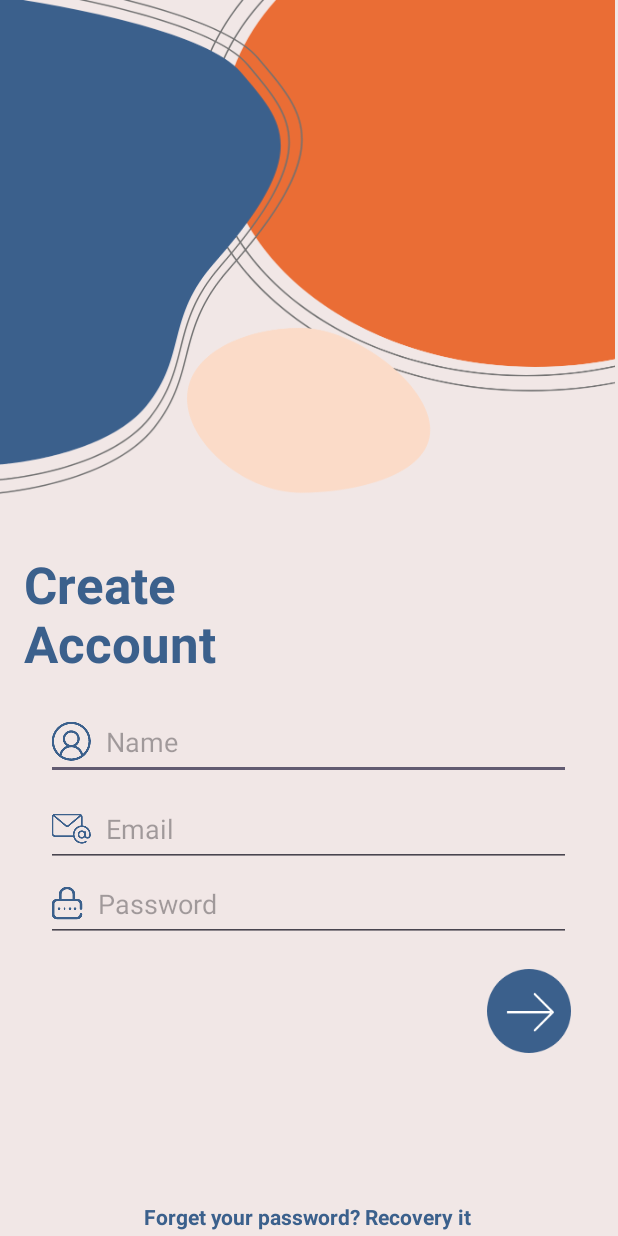
After one commit to phamdanhhuong/giao_dien_login_signup, an Android app: the RegisterActivity screen opened directly, with no data from a screen before it, on a phone screen of 412 x 824 dp. The commit adds this screen. Run offline under Robolectric (Android 15) with nearby library versions, the phone set to English and light mode, and no system bars.

Commit message:
Thêm trang đăng ký

```diff
--- a/app/src/main/AndroidManifest.xml
+++ b/app/src/main/AndroidManifest.xml
@@ -21,6 +21,9 @@
                 <category android:name="android.intent.category.LAUNCHER" />
             </intent-filter>
         </activity>
+        <activity android:name=".RegisterActivity">
+
+        </activity>
     </application>
 
 </manifest>
--- a/app/src/main/java/com/example/giao_dien_login_signup/MainActivity.java
+++ b/app/src/main/java/com/example/giao_dien_login_signup/MainActivity.java
@@ -1,6 +1,9 @@
 package com.example.giao_dien_login_signup;
 
+import android.content.Intent;
 import android.os.Bundle;
+import android.view.View;
+import android.widget.TextView;
 
 import androidx.activity.EdgeToEdge;
 import androidx.appcompat.app.AppCompatActivity;
@@ -20,5 +23,13 @@ public class MainActivity extends AppCompatActivity {
             v.setPadding(systemBars.left, systemBars.top, systemBars.right, systemBars.bottom);
             return insets;
         });
+        TextView register = findViewById(R.id.register);
+        register.setOnClickListener(new View.OnClickListener() {
+            @Override
+            public void onClick(View v) {
+                Intent intent = new Intent(MainActivity.this, RegisterActivity.class);
+                startActivity(intent);
+            }
+        });
     }
 }
--- /dev/null
+++ b/app/src/main/java/com/example/giao_dien_login_signup/RegisterActivity.java
@@ -0,0 +1,14 @@
+package com.example.giao_dien_login_signup;
+
+import android.os.Bundle;
+
+import androidx.annotation.Nullable;
+import androidx.appcompat.app.AppCompatActivity;
+
+public class RegisterActivity extends AppCompatActivity {
+    @Override
+    protected void onCreate(Bundle savedInstanceState) {
+        super.onCreate(savedInstanceState);
+        setContentView(R.layout.register_page);
+    }
+}
--- a/app/src/main/res/layout/activity_main.xml
+++ b/app/src/main/res/layout/activity_main.xml
@@ -116,7 +116,7 @@
         app:layout_constraintVertical_bias="0.268" />
 
     <TextView
-        android:id="@+id/textView4"
+        android:id="@+id/register"
         android:layout_width="wrap_content"
         android:layout_height="wrap_content"
         android:text="Are you new user? Register"
@@ -127,7 +127,9 @@
         app:layout_constraintHorizontal_bias="0.497"
         app:layout_constraintStart_toStartOf="parent"
         app:layout_constraintTop_toBottomOf="@+id/textView2"
-        app:layout_constraintVertical_bias="0.829" />
+        app:layout_constraintVertical_bias="0.829"
+        android:clickable="true"
+        android:focusable="true"/>
 
 
 </androidx.constraintlayout.widget.ConstraintLayout>
--- /dev/null
+++ b/app/src/main/res/layout/register_page.xml
@@ -0,0 +1,110 @@
+<?xml version="1.0" encoding="utf-8"?>
+<androidx.constraintlayout.widget.ConstraintLayout xmlns:android="http://schemas.android.com/apk/res/android"
+    xmlns:app="http://schemas.android.com/apk/res-auto"
+    xmlns:tools="http://schemas.android.com/tools"
+    android:layout_width="match_parent"
+    android:layout_height="match_parent"
+    android:background="#f1e7e6"
+    tools:layout_editor_absoluteX="0dp"
+    tools:layout_editor_absoluteY="12dp">
+
+    <TextView
+        android:id="@+id/textView5"
+        android:layout_width="210dp"
+        android:layout_height="91dp"
+        android:text="Create \nAccount"
+        android:textColor="#3b608c"
+        android:textSize="34sp"
+        android:textStyle="bold"
+        app:layout_constraintBottom_toBottomOf="parent"
+        app:layout_constraintEnd_toEndOf="parent"
+        app:layout_constraintHorizontal_bias="0.079"
+        app:layout_constraintStart_toStartOf="parent"
+        app:layout_constraintTop_toTopOf="parent" />
+
+    <EditText
+        android:id="@+id/editTextTextEmailAddress2"
+        android:layout_width="350dp"
+        android:layout_height="50dp"
+        android:layout_marginTop="12dp"
+        android:drawableStart="@drawable/name"
+        android:drawablePadding="10dp"
+        android:ems="10"
+        android:hint="Name"
+        android:inputType="textEmailAddress"
+        app:layout_constraintEnd_toEndOf="parent"
+        app:layout_constraintHorizontal_bias="0.491"
+        app:layout_constraintStart_toStartOf="parent"
+        app:layout_constraintTop_toBottomOf="@+id/textView5" />
+
+    <EditText
+        android:id="@+id/editTextTextEmailAddress3"
+        android:layout_width="350dp"
+        android:layout_height="50dp"
+        android:layout_marginTop="8dp"
+        android:drawableStart="@drawable/email"
+        android:drawablePadding="10dp"
+        android:ems="10"
+        android:hint="Email"
+        android:inputType="textEmailAddress"
+        app:layout_constraintEnd_toEndOf="parent"
+        app:layout_constraintHorizontal_bias="0.491"
+        app:layout_constraintStart_toStartOf="parent"
+        app:layout_constraintTop_toBottomOf="@+id/editTextTextEmailAddress2" />
+
+    <EditText
+        android:id="@+id/editTextTextPassword2"
+        android:layout_width="350dp"
+        android:layout_height="50dp"
+        android:drawableStart="@drawable/password"
+        android:drawablePadding="10dp"
+        android:ems="10"
+        android:hint="Password"
+        android:inputType="textPassword"
+        app:layout_constraintBottom_toBottomOf="parent"
+        app:layout_constraintEnd_toEndOf="parent"
+        app:layout_constraintHorizontal_bias="0.491"
+        app:layout_constraintStart_toStartOf="parent"
+        app:layout_constraintTop_toBottomOf="@+id/editTextTextEmailAddress3"
+        app:layout_constraintVertical_bias="0.0" />
+
+    <ImageButton
+        android:id="@+id/imageButton"
+        android:layout_width="56dp"
+        android:layout_height="56dp"
+        android:background="#00FFFFFF"
+        android:contentDescription="Login"
+        android:scaleType="fitCenter"
+        app:layout_constraintBottom_toBottomOf="parent"
+        app:layout_constraintEnd_toEndOf="parent"
+        app:layout_constraintHorizontal_bias="0.912"
+        app:layout_constraintStart_toStartOf="parent"
+        app:layout_constraintTop_toBottomOf="@+id/editTextTextPassword2"
+        app:layout_constraintVertical_bias="0.127"
+        app:srcCompat="@drawable/btn_arrow2" />
+
+    <TextView
+        android:id="@+id/textView6"
+        android:layout_width="wrap_content"
+        android:layout_height="wrap_content"
+        android:text="Forget your password? Recovery it"
+        android:textColor="#3b608c"
+        android:textStyle="bold"
+        app:layout_constraintBottom_toBottomOf="parent"
+        app:layout_constraintEnd_toEndOf="parent"
+        app:layout_constraintHorizontal_bias="0.497"
+        app:layout_constraintStart_toStartOf="parent"
+        app:layout_constraintTop_toBottomOf="@+id/editTextTextPassword2"
+        app:layout_constraintVertical_bias="0.981" />
+
+    <ImageView
+        android:id="@+id/imageView2"
+        android:layout_width="410dp"
+        android:layout_height="330dp"
+        android:scaleType="fitXY"
+        app:layout_constraintEnd_toEndOf="parent"
+        app:layout_constraintHorizontal_bias="0.0"
+        app:layout_constraintStart_toStartOf="parent"
+        app:layout_constraintTop_toTopOf="parent"
+        app:srcCompat="@drawable/top_background2" />
+</androidx.constraintlayout.widget.ConstraintLayout>
```
